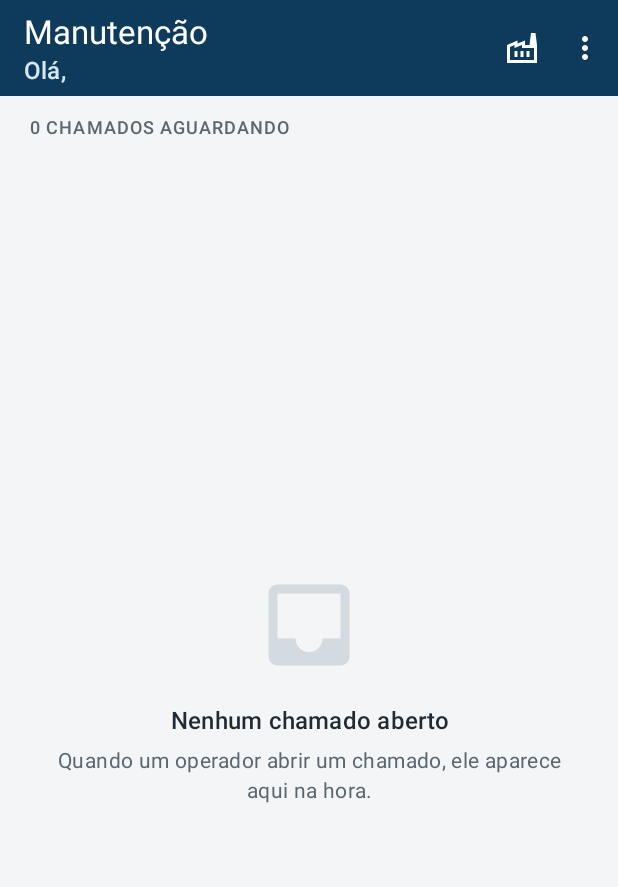
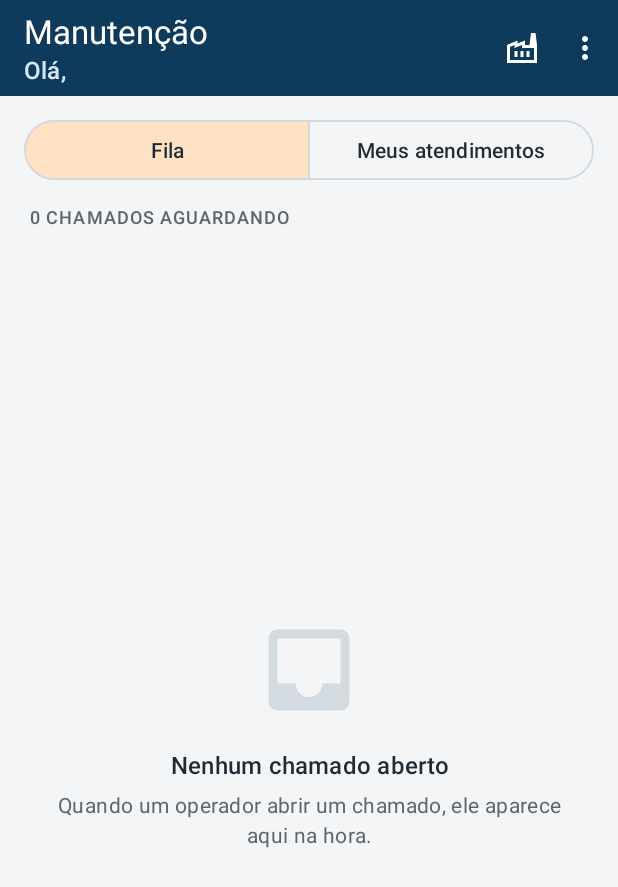
Before and after one commit to pollyana-valverde/manutec-chamados, an Android app: the TecnicoHomeActivity screen opened directly, with no data from a screen before it, on a phone screen of 412 x 824 dp. Shown: the top 887 px of the screen. Run offline under Robolectric (Android 15) with nearby library versions, the phone set to English and light mode, and no system bars; our stand-ins replace Firebase (no records; nobody signed in at launch, a user with empty details on screens opened directly).

Commit message:
feat: técnico assume chamado com transação (#5)
- Tela de detalhe do chamado escutando o documento em tempo real
- Assumir grava status "Em atendimento" com o nome do técnico (C4)
- runTransaction garante que dois técnicos não assumam o mesmo chamado
- Alternância entre Fila e Meus atendimentos na home do técnico

```diff
--- a/app/src/main/AndroidManifest.xml
+++ b/app/src/main/AndroidManifest.xml
@@ -38,6 +38,7 @@
         <activity android:name=".ui.CadastroMaquinaActivity" />
         <activity android:name=".ui.QrMaquinaActivity" />
         <activity android:name=".ui.AbrirChamadoActivity" />
+        <activity android:name=".ui.DetalheChamadoActivity" />
 
         <!-- Tela de leitura do ZXing liberada para girar junto com o celular -->
         <activity
--- a/app/src/main/java/br/com/techinova/manutec/ui/TecnicoHomeActivity.java
+++ b/app/src/main/java/br/com/techinova/manutec/ui/TecnicoHomeActivity.java
@@ -16,6 +16,7 @@ import com.google.android.material.snackbar.Snackbar;
 import com.google.firebase.firestore.DocumentSnapshot;
 import com.google.firebase.firestore.FirebaseFirestore;
 import com.google.firebase.firestore.ListenerRegistration;
+import com.google.firebase.firestore.Query;
 
 import java.util.ArrayList;
 import java.util.List;
@@ -31,7 +32,8 @@ import br.com.techinova.manutec.util.Sessao;
 
 /**
  * Fila de chamados abertos para o técnico (C3), ordenada por prioridade e depois por
- * horário de abertura. O snapshot listener atualiza a tela sozinho (NC2).
+ * horário de abertura, e a lista "Meus atendimentos" (C4). O snapshot listener
+ * atualiza a tela sozinho (NC2).
  */
 public class TecnicoHomeActivity extends BaseActivity {
 
@@ -61,17 +63,28 @@ public class TecnicoHomeActivity extends BaseActivity {
             getSupportActionBar().setSubtitle(getString(R.string.ola_usuario, Sessao.nome()));
         }
 
-        adapter = new ChamadoAdapter(null);
+        adapter = new ChamadoAdapter(c -> startActivity(DetalheChamadoActivity.intent(this, c.id)));
         binding.lista.setLayoutManager(new LinearLayoutManager(this));
         binding.lista.setAdapter(adapter);
-        binding.estadoVazio.tituloVazio.setText(R.string.fila_vazia_titulo);
-        binding.estadoVazio.mensagemVazio.setText(R.string.fila_vazia_mensagem);
+
+        binding.grupoModo.addOnButtonCheckedListener((grupo, id, marcado) -> {
+            // Só troca a consulta se a tela já estiver escutando (evita disparo na restauração)
+            if (marcado && escuta != null) {
+                escuta.remove();
+                binding.progresso.setVisibility(View.VISIBLE);
+                escutar();
+            }
+        });
+    }
+
+    private boolean modoMeus() {
+        return binding.grupoModo.getCheckedButtonId() == R.id.botaoMeus;
     }
 
     @Override
     protected void onStart() {
         super.onStart();
-        escutarFila();
+        escutar();
         relogio.postDelayed(atualizarTempos, ATUALIZAR_TEMPOS_MS);
     }
 
@@ -82,10 +95,19 @@ public class TecnicoHomeActivity extends BaseActivity {
         relogio.removeCallbacks(atualizarTempos);
     }
 
-    private void escutarFila() {
-        escuta = FirebaseFirestore.getInstance().collection("chamados")
-                .whereEqualTo("status", StatusChamado.ABERTO.valor)
-                .addSnapshotListener((snap, erro) -> {
+    private void escutar() {
+        final boolean meus = modoMeus();
+        binding.estadoVazio.tituloVazio.setText(meus ? R.string.atendimentos_vazio_titulo : R.string.fila_vazia_titulo);
+        binding.estadoVazio.mensagemVazio.setText(meus ? R.string.atendimentos_vazio_mensagem : R.string.fila_vazia_mensagem);
+
+        Query consulta = FirebaseFirestore.getInstance().collection("chamados");
+        if (meus) {
+            consulta = consulta.whereEqualTo("status", StatusChamado.EM_ATENDIMENTO.valor)
+                    .whereEqualTo("tecnicoUid", Sessao.uid());
+        } else {
+            consulta = consulta.whereEqualTo("status", StatusChamado.ABERTO.valor);
+        }
+        escuta = consulta.addSnapshotListener((snap, erro) -> {
             binding.progresso.setVisibility(View.GONE);
             if (erro != null) {
                 Snackbar.make(binding.getRoot(), MensagensErro.de(this, erro), Snackbar.LENGTH_LONG).show();
@@ -98,8 +120,9 @@ public class TecnicoHomeActivity extends BaseActivity {
             // Ordenação no app: dispensa índice composto no Firestore
             chamados.sort(OrdenacaoChamados.FILA);
             adapter.submitList(chamados);
-                    binding.textoContagem.setText(getResources()
-                            .getQuantityString(R.plurals.fila_contagem, chamados.size(), chamados.size()));
+            binding.textoContagem.setText(getResources().getQuantityString(
+                    meus ? R.plurals.atendimentos_contagem : R.plurals.fila_contagem,
+                    chamados.size(), chamados.size()));
             binding.estadoVazio.getRoot().setVisibility(chamados.isEmpty() ? View.VISIBLE : View.GONE);
         });
     }
--- a/app/src/main/res/layout/activity_tecnico_home.xml
+++ b/app/src/main/res/layout/activity_tecnico_home.xml
@@ -1,5 +1,6 @@
 <?xml version="1.0" encoding="utf-8"?>
 <LinearLayout xmlns:android="http://schemas.android.com/apk/res/android"
+    xmlns:app="http://schemas.android.com/apk/res-auto"
     android:id="@+id/raiz"
     android:layout_width="match_parent"
     android:layout_height="match_parent"
@@ -9,6 +10,34 @@
     <include
         android:id="@+id/appBar"
         layout="@layout/view_appbar" />
+
+    <!-- Alterna entre a fila geral e os chamados que este técnico assumiu -->
+    <com.google.android.material.button.MaterialButtonToggleGroup
+        android:id="@+id/grupoModo"
+        android:layout_width="match_parent"
+        android:layout_height="wrap_content"
+        android:layout_marginHorizontal="16dp"
+        android:layout_marginTop="12dp"
+        app:checkedButton="@+id/botaoFila"
+        app:selectionRequired="true"
+        app:singleSelection="true">
+
+        <com.google.android.material.button.MaterialButton
+            android:id="@+id/botaoFila"
+            style="@style/Widget.Material3.Button.OutlinedButton"
+            android:layout_width="0dp"
+            android:layout_height="wrap_content"
+            android:layout_weight="1"
+            android:text="@string/aba_fila" />
+
+        <com.google.android.material.button.MaterialButton
+            android:id="@+id/botaoMeus"
+            style="@style/Widget.Material3.Button.OutlinedButton"
+            android:layout_width="0dp"
+            android:layout_height="wrap_content"
+            android:layout_weight="1"
+            android:text="@string/aba_meus_atendimentos" />
+    </com.google.android.material.button.MaterialButtonToggleGroup>
 
     <TextView
         android:id="@+id/textoContagem"
--- a/app/src/main/res/values/strings_chamados.xml
+++ b/app/src/main/res/values/strings_chamados.xml
@@ -46,4 +46,26 @@
         <item quantity="one">%d chamado aguardando</item>
         <item quantity="other">%d chamados aguardando</item>
     </plurals>
+
+    <!-- Meus atendimentos e detalhe -->
+    <string name="aba_fila">Fila</string>
+    <string name="aba_meus_atendimentos">Meus atendimentos</string>
+    <string name="atendimentos_vazio_titulo">Você não está atendendo nenhum chamado</string>
+    <string name="atendimentos_vazio_mensagem">Assuma um chamado da fila para ele aparecer aqui.</string>
+    <plurals name="atendimentos_contagem">
+        <item quantity="one">%d chamado com você</item>
+        <item quantity="other">%d chamados com você</item>
+    </plurals>
+    <string name="detalhe_titulo">Chamado</string>
+    <string name="rotulo_problema">Problema relatado</string>
+    <string name="rotulo_linha_do_tempo">Linha do tempo</string>
+    <string name="linha_aberto">Aberto em %1$s por %2$s</string>
+    <string name="linha_assumido">Assumido em %1$s por %2$s</string>
+    <string name="acao_assumir">Assumir chamado</string>
+    <string name="chamado_assumido">Chamado assumido. Ele está em Meus atendimentos.</string>
+    <string name="erro_ja_assumido">Este chamado já está em atendimento com %1$s. Nada foi alterado.</string>
+    <string name="erro_chamado_inexistente">Este chamado não existe mais.</string>
+    <string name="outro_tecnico">outro técnico</string>
+    <string name="titulo_nao_foi_possivel">Não foi possível assumir</string>
+    <string name="acao_ok">OK</string>
 </resources>
```
Also changed, not shown: app/src/main/java/br/com/techinova/manutec/ui/DetalheChamadoActivity.java (added, +167 -0 lines), app/src/main/res/layout/activity_detalhe_chamado.xml (added, +152 -0 lines). Lines whose indentation alone changed are shown as unchanged.
